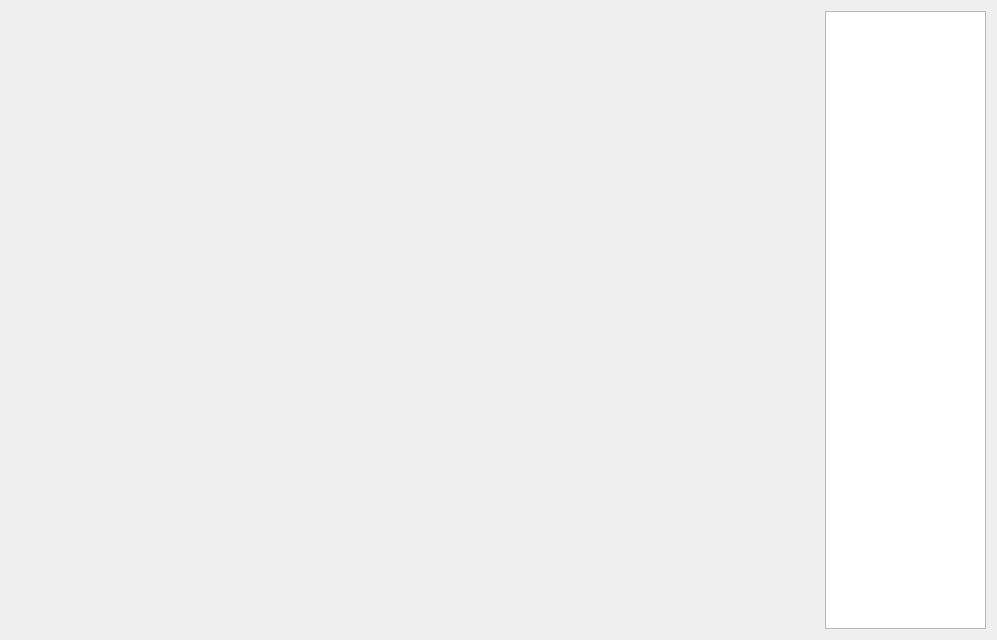
Above: src/view/core/Tabs/CommonSpectrumTabWidget.ui from nevaeh82/arm_r before the change. Below: the same form after it.
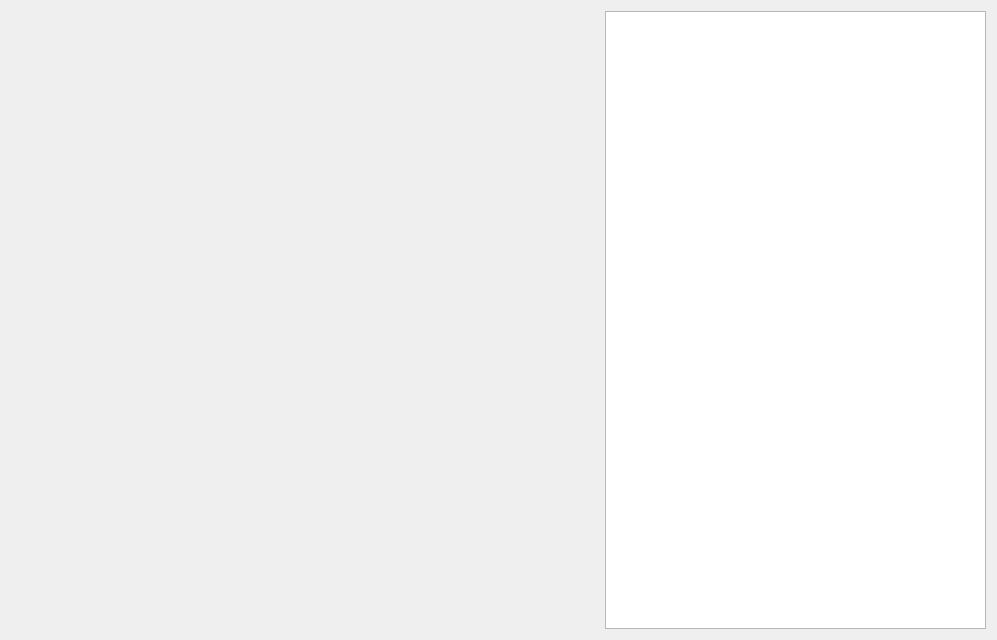
That is the form after the change. Custom widgets are drawn as their Qt base class.

Patch:
```diff
--- a/src/view/core/Tabs/CommonSpectrumTabWidget.ui
+++ b/src/view/core/Tabs/CommonSpectrumTabWidget.ui
@@ -13,17 +13,39 @@
   <property name="windowTitle">
    <string>Form</string>
   </property>
-  <layout class="QHBoxLayout" name="horizontalLayout" stretch="4,1,1">
-   <item>
+  <layout class="QGridLayout" name="gridLayout">
+   <item row="1" column="2">
+    <widget class="QTreeView" name="settingsTreeView">
+     <property name="sizePolicy">
+      <sizepolicy hsizetype="Preferred" vsizetype="Preferred">
+       <horstretch>0</horstretch>
+       <verstretch>0</verstretch>
+      </sizepolicy>
+     </property>
+    </widget>
+   </item>
+   <item row="1" column="0">
     <layout class="QVBoxLayout" name="spectumWidgetsContainer"/>
    </item>
-   <item>
+   <item row="1" column="1">
     <widget class="CorrelationGroupWidget" name="correlationsGroupWidget" native="true">
+     <property name="minimumSize">
+      <size>
+       <width>20</width>
+       <height>0</height>
+      </size>
+     </property>
+     <property name="maximumSize">
+      <size>
+       <width>200</width>
+       <height>16777215</height>
+      </size>
+     </property>
      <layout class="QVBoxLayout" name="correlationWidgetsContainer"/>
     </widget>
    </item>
-   <item>
-    <widget class="QTreeView" name="settingsTreeView"/>
+   <item row="0" column="0" colspan="3">
+    <layout class="QHBoxLayout" name="cpLayout"/>
    </item>
   </layout>
  </widget>
```
